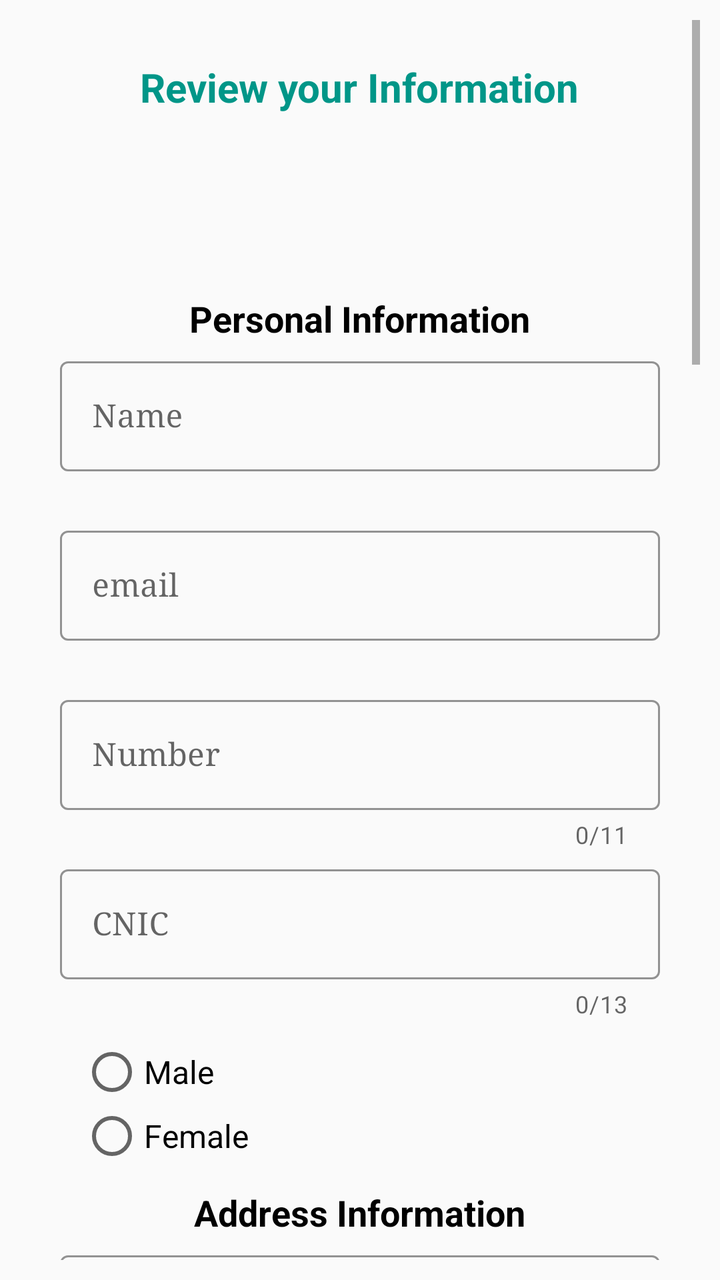
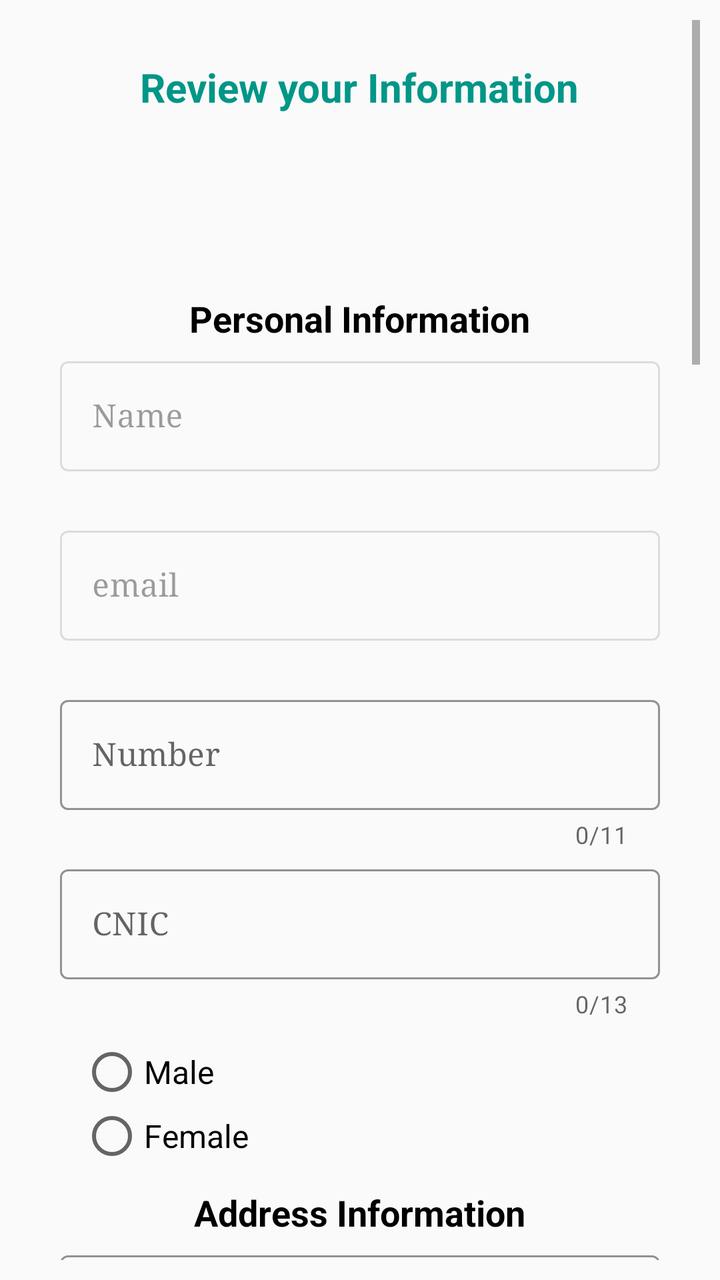

An Android layout rendered at two revisions. The XML below is the earlier revision; the diff shows what the commit changed to produce the second picture.
<!-- AndroidManifest.xml: application theme Theme.LawAdvat -->
<!-- res/layout/fragment_seventh.xml -->
<?xml version="1.0" encoding="utf-8"?>
<androidx.appcompat.widget.LinearLayoutCompat xmlns:android="http://schemas.android.com/apk/res/android"
    xmlns:tools="http://schemas.android.com/tools"
    android:layout_width="match_parent"
    android:layout_height="match_parent"
    xmlns:app="http://schemas.android.com/apk/res-auto"
    tools:context=".ui.become.SeventhFragmen">
    <ScrollView
        android:layout_width="match_parent"
        android:layout_height="match_parent"
        android:padding="10dp">
        <LinearLayout
            android:layout_width="match_parent"
            android:layout_height="wrap_content"
            android:layout_margin="10dp"
            android:elevation="5dp"
            android:orientation="vertical"
            android:padding="10dp"
            tools:ignore="MissingConstraints">
            <TextView
                android:layout_width="wrap_content"
                android:layout_height="wrap_content"
                android:layout_gravity="center"
                android:text="Review your Information"
                android:layout_marginBottom="10dp"
                android:textColor="#009688"
                android:textSize="20sp"
                android:textStyle="bold" />

            <ImageView
                android:id="@+id/profile"
                android:layout_width="80dp"
                android:layout_height="60dp"
                android:layout_margin="10dp"
                app:srcCompat="@drawable/baseline_account_circle_24" />
            <TextView
                android:layout_width="wrap_content"
                android:layout_height="wrap_content"
                android:layout_gravity="center"
                android:text="Personal Information"
                android:textColor="@color/black"
                android:textSize="18sp"
                android:textStyle="bold" />

            <com.google.android.material.textfield.TextInputLayout
                android:id="@+id/layout_name"
                android:layout_width="match_parent"
                android:layout_height="match_parent"
                android:layout_marginTop="04dp"
                app:errorEnabled="true"
                style="@style/Widget.MaterialComponents.TextInputLayout.OutlinedBox"
                app:hintTextColor="@color/teal_700"
                app:boxStrokeColor="@color/teal_700"
                tools:ignore="UnusedAttribute">

                <com.google.android.material.textfield.TextInputEditText
                    android:id="@+id/item_name"
                    android:layout_width="match_parent"
                    android:layout_height="wrap_content"
                    android:hint="Name"
                    android:inputType="text"
                    tools:ignore="HardcodedText" />
            </com.google.android.material.textfield.TextInputLayout>

            <com.google.android.material.textfield.TextInputLayout
                android:id="@+id/layout_email"
                android:layout_width="match_parent"
                android:layout_height="match_parent"
                android:layout_marginTop="04dp"
                app:errorEnabled="true"
                style="@style/Widget.MaterialComponents.TextInputLayout.OutlinedBox"
                app:hintTextColor="@color/teal_700"
                app:boxStrokeColor="@color/teal_700"
                tools:ignore="UnusedAttribute">

                <com.google.android.material.textfield.TextInputEditText
                    android:id="@+id/item_email"
                    android:layout_width="match_parent"
                    android:layout_height="wrap_content"
                    android:hint="email"
                    android:inputType="text" />
            </com.google.android.material.textfield.TextInputLayout>

            <com.google.android.material.textfield.TextInputLayout
                android:id="@+id/layout_number"
                android:layout_width="match_parent"
                android:layout_height="match_parent"
                android:layout_marginTop="04dp"
                app:counterEnabled="true"
                app:counterMaxLength="11"
                app:errorEnabled="true"
                style="@style/Widget.MaterialComponents.TextInputLayout.OutlinedBox"
                app:hintTextColor="@color/teal_700"
                app:boxStrokeColor="@color/teal_700"
                tools:ignore="UnusedAttribute">

                <com.google.android.material.textfield.TextInputEditText
                    android:id="@+id/item_number"
                    android:layout_width="match_parent"
                    android:layout_height="wrap_content"
                    android:hint="Number"
                    android:inputType="numberDecimal" />
            </com.google.android.material.textfield.TextInputLayout>

            <com.google.android.material.textfield.TextInputLayout
                android:id="@+id/cnic_layout"
                android:layout_width="match_parent"
                android:layout_height="match_parent"
                android:layout_marginTop="04dp"
                app:counterEnabled="true"
                app:counterMaxLength="13"
                app:errorEnabled="true"
                style="@style/Widget.MaterialComponents.TextInputLayout.OutlinedBox"
                app:hintTextColor="@color/teal_700"
                app:boxStrokeColor="@color/teal_700"
                tools:ignore="UnusedAttribute">

                <com.google.android.material.textfield.TextInputEditText
                    android:id="@+id/item_cnic"
                    android:layout_width="match_parent"
                    android:layout_height="wrap_content"
                    android:hint="CNIC"
                    android:inputType="numberDecimal" />
            </com.google.android.material.textfield.TextInputLayout>

            <RadioGroup
                android:id="@+id/radio_group"
                android:layout_width="wrap_content"
                android:layout_height="wrap_content"
                android:padding="10dp">

                <RadioButton
                    android:id="@+id/male"
                    android:layout_width="wrap_content"
                    android:layout_height="wrap_content"
                    android:text="Male" />

                <RadioButton
                    android:id="@+id/female"
                    android:layout_width="wrap_content"
                    android:layout_height="wrap_content"
                    android:text="Female"
                    />

            </RadioGroup>
            <TextView
                android:layout_width="wrap_content"
                android:layout_height="wrap_content"
                android:layout_gravity="center"
                android:text="Address Information"
                android:textColor="@color/black"
                android:textSize="18sp"
                android:textStyle="bold" />

            <com.google.android.material.textfield.TextInputLayout
                android:id="@+id/layout_country"
                android:layout_width="match_parent"
                android:layout_height="match_parent"
                android:layout_marginTop="04dp"
                app:errorEnabled="true"
                style="@style/Widget.MaterialComponents.TextInputLayout.OutlinedBox"
                app:hintTextColor="@color/teal_700"
                app:boxStrokeColor="@color/teal_700"
                tools:ignore="UnusedAttribute">

                <com.google.android.material.textfield.TextInputEditText
                    android:id="@+id/item_country"
                    android:layout_width="match_parent"
                    android:layout_height="wrap_content"
                    android:hint="Pakistan"
                    android:inputType="text"
                    tools:ignore="HardcodedText" />
            </com.google.android.material.textfield.TextInputLayout>

            <com.google.android.material.textfield.TextInputLayout
                android:id="@+id/layout_province"
                android:layout_width="match_parent"
                android:layout_height="match_parent"
                app:errorEnabled="true"
                style="@style/Widget.MaterialComponents.TextInputLayout.OutlinedBox"
                app:hintTextColor="@color/teal_700"
                app:boxStrokeColor="@color/teal_700"
                tools:ignore="UnusedAttribute">

                <com.google.android.material.textfield.TextInputEditText
                    android:id="@+id/item_province"
                    android:layout_width="match_parent"
                    android:layout_height="wrap_content"
                    android:hint="Province"
                    android:inputType="text" />
            </com.google.android.material.textfield.TextInputLayout>

            <com.google.android.material.textfield.TextInputLayout
                android:id="@+id/layout_city"
                android:layout_width="match_parent"
                android:layout_height="match_parent"
                android:layout_marginTop="04dp"
                app:errorEnabled="true"
                style="@style/Widget.MaterialComponents.TextInputLayout.OutlinedBox"
                app:hintTextColor="@color/teal_700"
                app:boxStrokeColor="@color/teal_700"
                tools:ignore="UnusedAttribute">

                <com.google.android.material.textfield.TextInputEditText
                    android:id="@+id/item_city"
                    android:layout_width="match_parent"
                    android:layout_height="wrap_content"
                    android:hint="City"
                    android:inputType="text" />
            </com.google.android.material.textfield.TextInputLayout>
            <com.google.android.material.textfield.TextInputLayout
                android:id="@+id/layout_location"
                android:layout_width="match_parent"
                android:layout_height="match_parent"
                android:layout_marginTop="04dp"
                app:errorEnabled="true"
                app:endIconCheckable="true"
                app:endIconDrawable="@drawable/baseline_location_on_24"
                app:endIconTint="@color/black"
                style="@style/Widget.MaterialComponents.TextInputLayout.OutlinedBox"
                app:hintTextColor="@color/teal_700"
                app:boxStrokeColor="@color/teal_700"
                tools:ignore="UnusedAttribute">

                <com.google.android.material.textfield.TextInputEditText
                    android:id="@+id/item_location"
                    android:layout_width="match_parent"
                    android:layout_height="wrap_content"
                    android:hint="office Location or current location"
                    android:inputType="text" />
            </com.google.android.material.textfield.TextInputLayout>
            <TextView
                android:layout_width="wrap_content"
                android:layout_height="wrap_content"
                android:layout_gravity="center"
                android:text="License Information"
                android:textColor="@color/black"
                android:textSize="18sp"
                android:textStyle="bold" />

            <com.google.android.material.textfield.TextInputLayout
                android:id="@+id/layout_general"
                android:layout_width="match_parent"
                android:layout_height="match_parent"
                android:layout_marginTop="04dp"
                app:errorEnabled="true"
                style="@style/Widget.MaterialComponents.TextInputLayout.OutlinedBox"
                app:hintTextColor="@color/teal_700"
                app:boxStrokeColor="@color/teal_700"
                tools:ignore="UnusedAttribute">

                <com.google.android.material.textfield.TextInputEditText
                    android:id="@+id/item_general"
                    android:layout_width="match_parent"
                    android:layout_height="wrap_content"
                    android:hint="General License"
                    android:clickable="false"
                    android:inputType="text"
                    tools:ignore="HardcodedText" />
            </com.google.android.material.textfield.TextInputLayout>

            <com.google.android.material.textfield.TextInputLayout
                android:id="@+id/layout_high"
                android:layout_width="match_parent"
                android:layout_height="match_parent"
                app:errorEnabled="true"
                style="@style/Widget.MaterialComponents.TextInputLayout.OutlinedBox"
                app:hintTextColor="@color/teal_700"
                app:boxStrokeColor="@color/teal_700"
                tools:ignore="UnusedAttribute">

                <com.google.android.material.textfield.TextInputEditText
                    android:id="@+id/item_high"
                    android:layout_width="match_parent"
                    android:layout_height="wrap_content"
                    android:hint="High Court License"
                    android:inputType="text" />
            </com.google.android.material.textfield.TextInputLayout>

            <com.google.android.material.textfield.TextInputLayout
                android:id="@+id/layout_supreme"
                android:layout_width="match_parent"
                android:layout_height="match_parent"
                android:layout_marginTop="04dp"
                app:errorEnabled="true"
                style="@style/Widget.MaterialComponents.TextInputLayout.OutlinedBox"
                app:hintTextColor="@color/teal_700"
                app:boxStrokeColor="@color/teal_700"
                tools:ignore="UnusedAttribute">

                <com.google.android.material.textfield.TextInputEditText
                    android:id="@+id/item_supreme"
                    android:layout_width="match_parent"
                    android:layout_height="wrap_content"
                    android:hint="Supreme Court License"
                    android:inputType="text" />
            </com.google.android.material.textfield.TextInputLayout>
            <TextView
                android:layout_width="wrap_content"
                android:layout_height="wrap_content"
                android:layout_gravity="center"
                android:text="Experience Information"
                android:textColor="@color/black"
                android:textSize="18sp"
                android:textStyle="bold" />

            <com.google.android.material.textfield.TextInputLayout
                android:id="@+id/layout_des"
                android:layout_width="match_parent"
                android:layout_height="match_parent"
                android:layout_marginTop="04dp"
                app:errorEnabled="true"
                style="@style/Widget.MaterialComponents.TextInputLayout.OutlinedBox"
                app:hintTextColor="@color/teal_700"
                app:boxStrokeColor="@color/teal_700"
                tools:ignore="UnusedAttribute">

                <com.google.android.material.textfield.TextInputEditText
                    android:id="@+id/item_desc"
                    android:layout_width="match_parent"
                    android:layout_height="wrap_content"
                    android:hint="Describe Your Overview"
                    android:clickable="false"
                    android:inputType="text"
                    tools:ignore="HardcodedText" />
            </com.google.android.material.textfield.TextInputLayout>

            <com.google.android.material.textfield.TextInputLayout
                android:id="@+id/layout_experice"
                android:layout_width="match_parent"
                android:layout_height="match_parent"
                app:errorEnabled="true"
                style="@style/Widget.MaterialComponents.TextInputLayout.OutlinedBox"
                app:hintTextColor="@color/teal_700"
                app:boxStrokeColor="@color/teal_700"
                tools:ignore="UnusedAttribute">

                <com.google.android.material.textfield.TextInputEditText
                    android:id="@+id/item_experience"
                    android:layout_width="match_parent"
                    android:layout_height="wrap_content"
                    android:hint="How many year experience"
                    android:inputType="text" />
            </com.google.android.material.textfield.TextInputLayout>

            <com.google.android.material.textfield.TextInputLayout
                android:id="@+id/layout_fee"
                android:layout_width="match_parent"
                android:layout_height="match_parent"
                android:layout_marginTop="04dp"
                app:errorEnabled="true"
                style="@style/Widget.MaterialComponents.TextInputLayout.OutlinedBox"
                app:hintTextColor="@color/teal_700"
                app:boxStrokeColor="@color/teal_700"
                tools:ignore="UnusedAttribute">

                <com.google.android.material.textfield.TextInputEditText
                    android:id="@+id/item_fee"
                    android:layout_width="match_parent"
                    android:layout_height="wrap_content"
                    android:hint="Set your fee in PKR"
                    android:inputType="text" />
            </com.google.android.material.textfield.TextInputLayout>

            <TextView
                android:layout_width="wrap_content"
                android:layout_height="wrap_content"
                android:layout_gravity="center"
                android:text="Specification Case Information"
                android:textColor="@color/black"
                android:textSize="18sp"
                android:textStyle="bold" />

            <com.google.android.material.textfield.TextInputLayout
                android:id="@+id/layout_first"
                android:layout_width="match_parent"
                android:layout_height="match_parent"
                android:layout_marginTop="04dp"
                app:errorEnabled="true"
                style="@style/Widget.MaterialComponents.TextInputLayout.OutlinedBox"
                app:hintTextColor="@color/teal_700"
                app:boxStrokeColor="@color/teal_700"
                tools:ignore="UnusedAttribute">

                <com.google.android.material.textfield.TextInputEditText
                    android:id="@+id/item_first"
                    android:layout_width="match_parent"
                    android:layout_height="wrap_content"
                    android:hint="Highly Specialize in Practical Area"
                    android:clickable="false"
                    android:inputType="text"
                    tools:ignore="HardcodedText" />
            </com.google.android.material.textfield.TextInputLayout>

            <com.google.android.material.textfield.TextInputLayout
                android:id="@+id/layout_second"
                android:layout_width="match_parent"
                android:layout_height="match_parent"
                app:errorEnabled="true"
                style="@style/Widget.MaterialComponents.TextInputLayout.OutlinedBox"
                app:hintTextColor="@color/teal_700"
                app:boxStrokeColor="@color/teal_700"
                tools:ignore="UnusedAttribute">

                <com.google.android.material.textfield.TextInputEditText
                    android:id="@+id/item_second"
                    android:layout_width="match_parent"
                    android:layout_height="wrap_content"
                    android:hint="Specializes in practical area"
                    android:inputType="text" />
            </com.google.android.material.textfield.TextInputLayout>

            <com.google.android.material.textfield.TextInputLayout
                android:id="@+id/layout_third"
                android:layout_width="match_parent"
                android:layout_height="match_parent"
                android:layout_marginTop="04dp"
                app:errorEnabled="true"
                style="@style/Widget.MaterialComponents.TextInputLayout.OutlinedBox"
                app:hintTextColor="@color/teal_700"
                app:boxStrokeColor="@color/teal_700"
                tools:ignore="UnusedAttribute">

                <com.google.android.material.textfield.TextInputEditText
                    android:id="@+id/item_third"
                    android:layout_width="match_parent"
                    android:layout_height="wrap_content"
                    android:hint="Specialize in practical area"
                    android:inputType="text" />
            </com.google.android.material.textfield.TextInputLayout>
            <com.google.android.material.textfield.TextInputLayout
                android:id="@+id/layout_forth"
                android:layout_width="match_parent"
                android:layout_height="match_parent"
                android:layout_marginTop="04dp"
                app:errorEnabled="true"
                style="@style/Widget.MaterialComponents.TextInputLayout.OutlinedBox"
                app:hintTextColor="@color/teal_700"
                app:boxStrokeColor="@color/teal_700"
                tools:ignore="UnusedAttribute">

                <com.google.android.material.textfield.TextInputEditText
                    android:id="@+id/item_forth"
                    android:layout_width="match_parent"
                    android:layout_height="wrap_content"
                    android:hint="Specialize in practical area"
                    android:inputType="text" />
            </com.google.android.material.textfield.TextInputLayout>
            <TextView
                android:layout_width="wrap_content"
                android:layout_height="wrap_content"
                android:layout_gravity="center"
                android:text="Education Information"
                android:textColor="@color/black"
                android:textSize="18sp"
                android:textStyle="bold" />

            <com.google.android.material.textfield.TextInputLayout
                android:id="@+id/layout_firststudy"
                android:layout_width="match_parent"
                android:layout_height="match_parent"
                android:layout_marginTop="04dp"
                app:errorEnabled="true"
                style="@style/Widget.MaterialComponents.TextInputLayout.OutlinedBox"
                app:hintTextColor="@color/teal_700"
                app:boxStrokeColor="@color/teal_700"
                tools:ignore="UnusedAttribute">

                <com.google.android.material.textfield.TextInputEditText
                    android:id="@+id/item_firststudy"
                    android:layout_width="match_parent"
                    android:layout_height="wrap_content"
                    android:clickable="false"
                    android:hint="LLB from"
                    android:inputType="text"
                    tools:ignore="HardcodedText" />
            </com.google.android.material.textfield.TextInputLayout>

            <com.google.android.material.textfield.TextInputLayout
                android:id="@+id/layout_secondstudy"
                android:layout_width="match_parent"
                android:layout_height="match_parent"
                app:errorEnabled="true"
                style="@style/Widget.MaterialComponents.TextInputLayout.OutlinedBox"
                app:hintTextColor="@color/teal_700"
                app:boxStrokeColor="@color/teal_700"
                tools:ignore="UnusedAttribute">

                <com.google.android.material.textfield.TextInputEditText
                    android:id="@+id/item_secondstudy"
                    android:layout_width="match_parent"
                    android:layout_height="wrap_content"
                    android:hint="LLM from"
                    android:inputType="text" />
            </com.google.android.material.textfield.TextInputLayout>

            <com.google.android.material.textfield.TextInputLayout
                android:id="@+id/layout_thirdstudy"
                android:layout_width="match_parent"
                android:layout_height="match_parent"
                android:layout_marginTop="04dp"
                app:errorEnabled="true"
                style="@style/Widget.MaterialComponents.TextInputLayout.OutlinedBox"
                app:hintTextColor="@color/teal_700"
                app:boxStrokeColor="@color/teal_700"
                tools:ignore="UnusedAttribute">

                <com.google.android.material.textfield.TextInputEditText
                    android:id="@+id/item_thirdstudy"
                    android:layout_width="match_parent"
                    android:layout_height="wrap_content"
                    android:hint="Bar of Law from"
                    android:inputType="text" />
            </com.google.android.material.textfield.TextInputLayout>
            <com.google.android.material.textfield.TextInputLayout
                android:id="@+id/layout_forthstudy"
                android:layout_width="match_parent"
                android:layout_height="match_parent"
                android:layout_marginTop="04dp"
                app:errorEnabled="true"
                style="@style/Widget.MaterialComponents.TextInputLayout.OutlinedBox"
                app:hintTextColor="@color/teal_700"
                app:boxStrokeColor="@color/teal_700"
                tools:ignore="UnusedAttribute">

                <com.google.android.material.textfield.TextInputEditText
                    android:id="@+id/item_forthstudy"
                    android:layout_width="match_parent"
                    android:layout_height="wrap_content"
                    android:hint="P.H.D from"
                    android:inputType="text" />
            </com.google.android.material.textfield.TextInputLayout>

            <LinearLayout
                android:layout_width="wrap_content"
                android:layout_height="wrap_content"
                android:layout_gravity="center"
                android:padding="08dp"
                android:orientation="horizontal">

                <Button
                    android:id="@+id/back_btn"
                    android:layout_width="wrap_content"
                    android:layout_height="wrap_content"
                    android:layout_marginEnd="04dp"
                    android:layout_marginBottom="10dp"
                    android:backgroundTint="@color/white"
                    android:shadowColor="@color/black"
                    android:text="Back"
                    android:textColor="@color/black" />
                <Button
                    android:id="@+id/save_btn"
                    android:layout_marginStart="04dp"
                    android:layout_width="wrap_content"
                    android:layout_height="wrap_content"
                    android:layout_marginBottom="10dp"
                    android:backgroundTint="#002C28"
                    android:text="Save"
                    android:textColor="@color/white"
                    />
            </LinearLayout>
        </LinearLayout>
    </ScrollView>
</androidx.appcompat.widget.LinearLayoutCompat>
<!-- resources referenced by this layout -->
<resources>
  <color name="black">#FF000000</color>
  <color name="teal_700">#FF018786</color>
  <color name="white">#FFFFFFFF</color>
  <!-- drawable baseline_account_circle_24 (drawable) -->
  <vector android:height="24dp" android:tint="#000000"
      android:viewportHeight="24" android:viewportWidth="24"
      android:width="24dp" xmlns:android="http://schemas.android.com/apk/res/android">
      <path android:fillColor="@android:color/white" android:pathData="M12,2C6.48,2 2,6.48 2,12s4.48,10 10,10 10,-4.48 10,-10S17.52,2 12,2zM12,5c1.66,0 3,1.34 3,3s-1.34,3 -3,3 -3,-1.34 -3,-3 1.34,-3 3,-3zM12,19.2c-2.5,0 -4.71,-1.28 -6,-3.22 0.03,-1.99 4,-3.08 6,-3.08 1.99,0 5.97,1.09 6,3.08 -1.29,1.94 -3.5,3.22 -6,3.22z"/>
  </vector>
  <!-- drawable baseline_location_on_24 (drawable) -->
  <vector android:height="24dp" android:tint="#000000"
      android:viewportHeight="24" android:viewportWidth="24"
      android:width="24dp" xmlns:android="http://schemas.android.com/apk/res/android">
      <path android:fillColor="@android:color/white" android:pathData="M12,2C8.13,2 5,5.13 5,9c0,5.25 7,13 7,13s7,-7.75 7,-13c0,-3.87 -3.13,-7 -7,-7zM12,11.5c-1.38,0 -2.5,-1.12 -2.5,-2.5s1.12,-2.5 2.5,-2.5 2.5,1.12 2.5,2.5 -1.12,2.5 -2.5,2.5z"/>
  </vector>
  <style name="Theme.LawAdvat" parent="Theme.MaterialComponents.DayNight.DarkActionBar.Bridge">
          
          <item name="colorPrimary">@color/white</item>
          <item name="colorPrimaryVariant">#FFFFFF</item>
          <item name="colorOnPrimary">#009688</item>
          
          <item name="colorSecondary">@color/teal_200</item>
          <item name="colorSecondaryVariant">@color/teal_700</item>
          <item name="colorOnSecondary">#FFFFFF</item>
          
          <item name="android:statusBarColor">#FFFFFF</item>
          
          <item name="titleTextColor">@color/black</item>
          <item name="fontFamily">serif</item>
          <item name="android:textSize">16sp</item>
      </style>
  <color name="teal_200">#FF03DAC5</color>
</resources>

<!-- the commit's change to res/layout/fragment_seventh.xml (unified diff, before → after) -->
@@ -48,6 +48,7 @@
                 android:layout_height="match_parent"
                 android:layout_marginTop="04dp"
                 app:errorEnabled="true"
+                android:enabled="false"
                 style="@style/Widget.MaterialComponents.TextInputLayout.OutlinedBox"
                 app:hintTextColor="@color/teal_700"
                 app:boxStrokeColor="@color/teal_700"
@@ -58,6 +59,7 @@
                     android:layout_width="match_parent"
                     android:layout_height="wrap_content"
                     android:hint="Name"
+                    android:enabled="false"
                     android:inputType="text"
                     tools:ignore="HardcodedText" />
             </com.google.android.material.textfield.TextInputLayout>
@@ -68,6 +70,7 @@
                 android:layout_height="match_parent"
                 android:layout_marginTop="04dp"
                 app:errorEnabled="true"
+                android:enabled="false"
                 style="@style/Widget.MaterialComponents.TextInputLayout.OutlinedBox"
                 app:hintTextColor="@color/teal_700"
                 app:boxStrokeColor="@color/teal_700"
@@ -78,6 +81,7 @@
                     android:layout_width="match_parent"
                     android:layout_height="wrap_content"
                     android:hint="email"
+                    android:enabled="false"
                     android:inputType="text" />
             </com.google.android.material.textfield.TextInputLayout>
 
